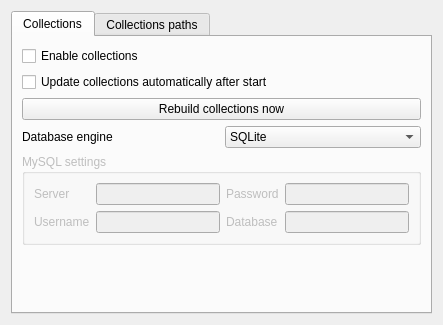
This is src/ui/collections.ui in danvratil/TepSonic as Qt 5 draws it before an edit. The edited form follows.
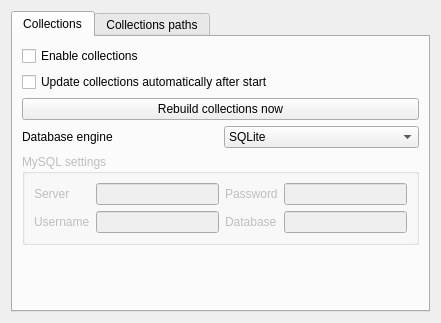
This is the edited form.

Commit message: Fix "Rebuild collections now" button

```diff
--- a/src/ui/collections.ui
+++ b/src/ui/collections.ui
@@ -6,8 +6,8 @@
    <rect>
     <x>0</x>
     <y>0</y>
-    <width>443</width>
-    <height>325</height>
+    <width>441</width>
+    <height>323</height>
    </rect>
   </property>
   <property name="windowTitle">
```
Left out of the diff: 2 changed lines with no effect on the pictures. The commit also changes 4 other files.
